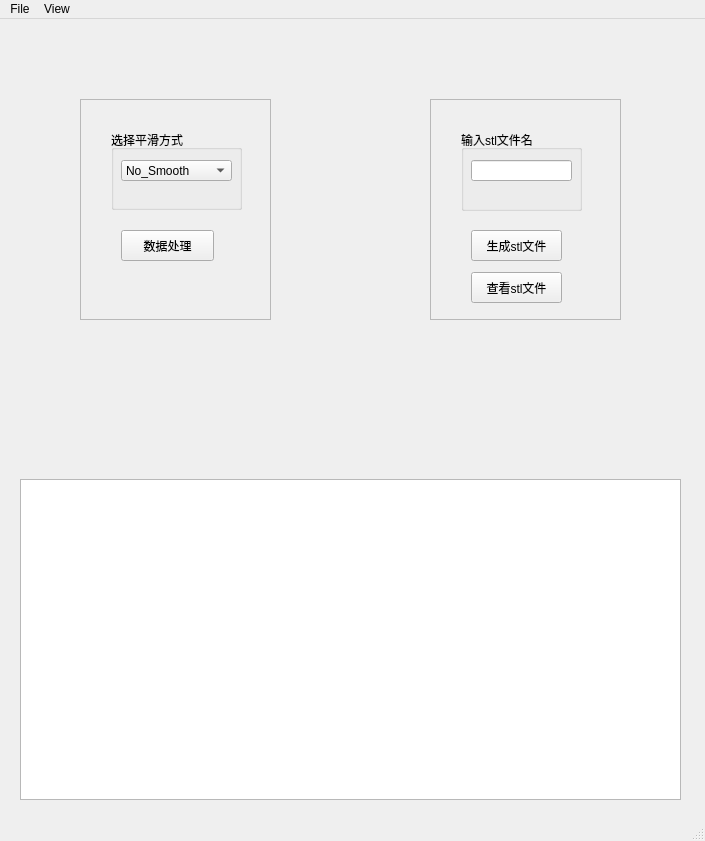
Qt form Qt_GUI.ui (isongxw/3D_build) before a commit.
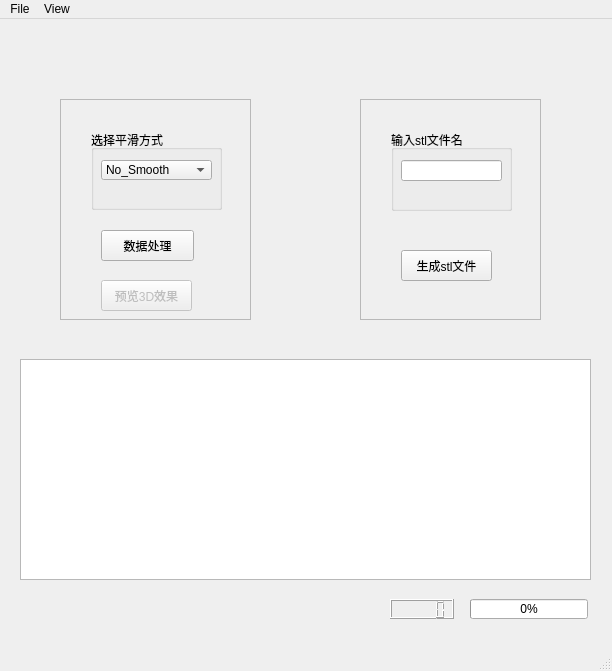
The same form after that commit.

Diff of the .ui file:
```diff
--- a/Qt_GUI.ui
+++ b/Qt_GUI.ui
@@ -6,8 +6,8 @@
    <rect>
     <x>0</x>
     <y>0</y>
-    <width>705</width>
-    <height>841</height>
+    <width>612</width>
+    <height>671</height>
    </rect>
   </property>
   <property name="windowTitle">
@@ -18,9 +18,9 @@
     <property name="geometry">
      <rect>
       <x>20</x>
-      <y>460</y>
-      <width>661</width>
-      <height>321</height>
+      <y>340</y>
+      <width>571</width>
+      <height>221</height>
      </rect>
     </property>
     <property name="layoutDirection">
@@ -30,7 +30,7 @@
    <widget class="QScrollArea" name="scrollArea">
     <property name="geometry">
      <rect>
-      <x>80</x>
+      <x>60</x>
       <y>80</y>
       <width>191</width>
       <height>221</height>
@@ -66,7 +66,7 @@
          <x>10</x>
          <y>30</y>
          <width>111</width>
-         <height>21</height>
+         <height>20</height>
         </rect>
        </property>
        <property name="layoutDirection">
@@ -102,14 +102,30 @@
        <string>数据处理</string>
       </property>
      </widget>
+     <widget class="QPushButton" name="pushButton">
+      <property name="enabled">
+       <bool>false</bool>
+      </property>
+      <property name="geometry">
+       <rect>
+        <x>40</x>
+        <y>180</y>
+        <width>91</width>
+        <height>31</height>
+       </rect>
+      </property>
+      <property name="text">
+       <string>预览3D效果</string>
+      </property>
+     </widget>
     </widget>
    </widget>
    <widget class="QScrollArea" name="scrollArea_2">
     <property name="geometry">
      <rect>
-      <x>430</x>
+      <x>360</x>
       <y>80</y>
-      <width>191</width>
+      <width>181</width>
       <height>221</height>
      </rect>
     </property>
@@ -121,7 +137,7 @@
       <rect>
        <x>0</x>
        <y>0</y>
-       <width>189</width>
+       <width>179</width>
        <height>219</height>
       </rect>
      </property>
@@ -155,7 +171,7 @@
       <property name="geometry">
        <rect>
         <x>40</x>
-        <y>130</y>
+        <y>150</y>
         <width>91</width>
         <height>31</height>
        </rect>
@@ -164,28 +180,47 @@
        <string>生成stl文件</string>
       </property>
      </widget>
-     <widget class="QPushButton" name="pushButton">
-      <property name="geometry">
-       <rect>
-        <x>40</x>
-        <y>172</y>
-        <width>91</width>
-        <height>31</height>
-       </rect>
-      </property>
-      <property name="text">
-       <string>查看stl文件</string>
-      </property>
-     </widget>
     </widget>
    </widget>
+   <widget class="QLCDNumber" name="lcdNumber">
+    <property name="geometry">
+     <rect>
+      <x>390</x>
+      <y>580</y>
+      <width>64</width>
+      <height>20</height>
+     </rect>
+    </property>
+    <property name="cursor">
+     <cursorShape>WaitCursor</cursorShape>
+    </property>
+    <property name="layoutDirection">
+     <enum>Qt::LeftToRight</enum>
+    </property>
+   </widget>
+   <widget class="QProgressBar" name="progressBar">
+    <property name="geometry">
+     <rect>
+      <x>470</x>
+      <y>580</y>
+      <width>118</width>
+      <height>20</height>
+     </rect>
+    </property>
+    <property name="value">
+     <number>0</number>
+    </property>
+    <property name="textVisible">
+     <bool>true</bool>
+    </property>
+   </widget>
   </widget>
   <widget class="QMenuBar" name="menubar">
    <property name="geometry">
     <rect>
      <x>0</x>
      <y>0</y>
-     <width>705</width>
+     <width>612</width>
      <height>23</height>
     </rect>
    </property>
```
Left out of the diff: 11 changed lines with no effect on the pictures.
